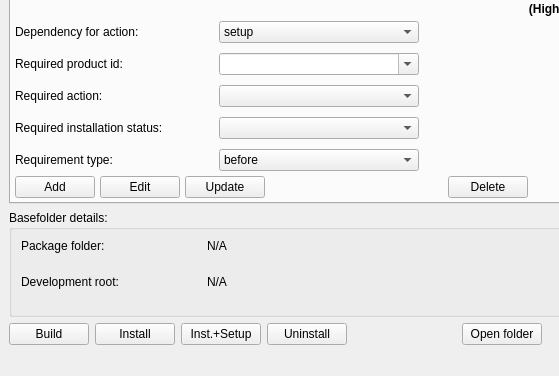
Before: the Qt Designer form oPB/ui/mainwindow.ui in pandel/opsiPackageBuilder, drawn with Qt 5; both pictures show x 0 to 559 and y 298 to 674 of the 745 by 674 pixel window.
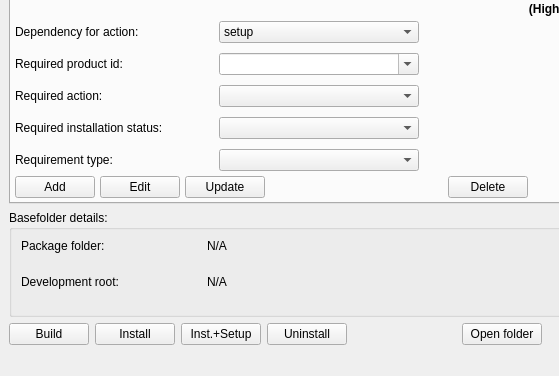
After: the same form once the commit is applied. The open tabs and pages were chosen to show the change. Icons and pictures are not drawn.

What changed in the file:
```diff
--- a/oPB/ui/mainwindow.ui
+++ b/oPB/ui/mainwindow.ui
@@ -1360,8 +1360,13 @@
              </size>
             </property>
             <property name="currentText">
-             <string notr="true">before</string>
+             <string notr="true"/>
             </property>
+            <item>
+             <property name="text">
+              <string/>
+             </property>
+            </item>
             <item>
              <property name="text">
               <string>before</string>
```
Left out of the diff: 7 changed lines with no effect on the pictures.
